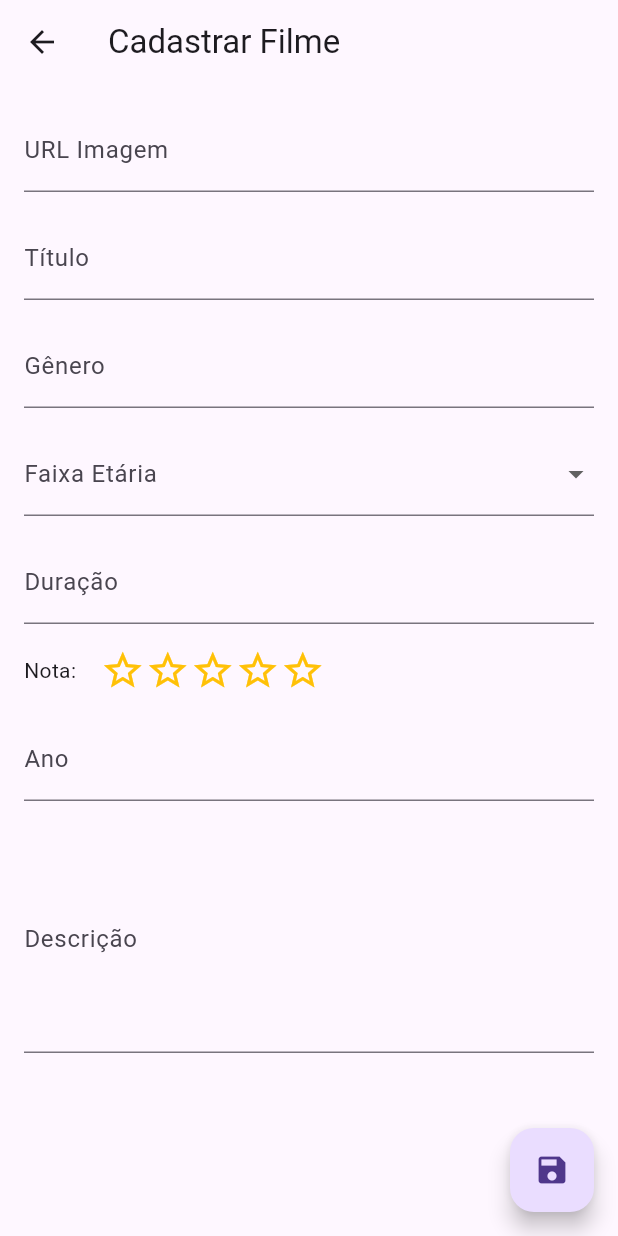
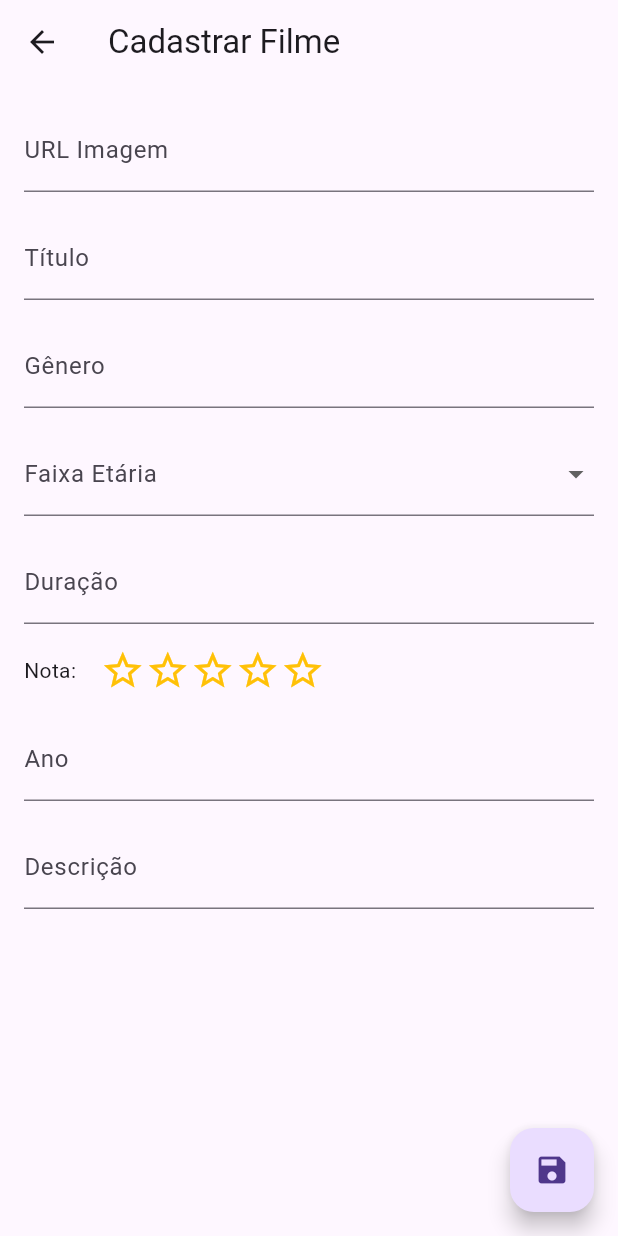
Before and after one commit to LuisOtavioPessoa/Cadastro_Filmes_Flutter, a Flutter app: the CadastrarFilme screen opened directly, on a phone screen of 412 x 824 dp. Run offline on Flutter 3.47's test engine with Material 3 defaults, Android fonts, the phone set to English and light mode, and no system bars; our stand-ins replace flutter_rating_bar, smooth_star_rating_null_safety, sqflite; accounts and stored records are empty; network calls fail.

Commit message:
feat: conserto

```diff
--- a/lib/screens/adicionar_filme.dart
+++ b/lib/screens/adicionar_filme.dart
@@ -113,6 +113,7 @@ class _CadastrarFilmeState extends State<CadastrarFilme> {
                 decoration: const InputDecoration(
                   labelText: 'Descrição',
                 ),
+                minLines: 1,
                 maxLines: 5,
               ),
             ],
--- a/lib/screens/lista_filmes.dart
+++ b/lib/screens/lista_filmes.dart
@@ -49,7 +49,7 @@ class _ListaFilmesState extends State<ListaFilmes> {
                     crossAxisAlignment: CrossAxisAlignment.start,
                     children: [
                       Text('Ruã Fernandes Araújo'),
-                      Text('Luís Ótávio Pessôa da Silva'),
+                      Text('Luís Otávio Pessôa da Silva'),
                       Text('Fred Williams Silva Barbosa'),
                     ],
                   ),
```
